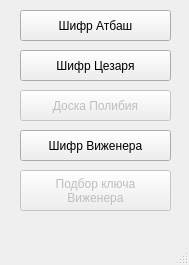
Old version of the form uis/main_window.ui in the repository decertos/CipherProgram.
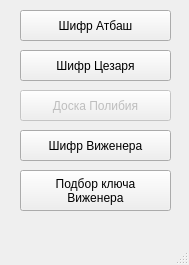
New version of the form.

Commit message: Added the Vizhener Decipher

Diff of the .ui file:
```diff
--- a/uis/main_window.ui
+++ b/uis/main_window.ui
@@ -74,7 +74,7 @@
    </widget>
    <widget class="QPushButton" name="vizhener_key">
     <property name="enabled">
-     <bool>false</bool>
+     <bool>true</bool>
     </property>
     <property name="geometry">
      <rect>
```
The commit also changes 1 other file.
